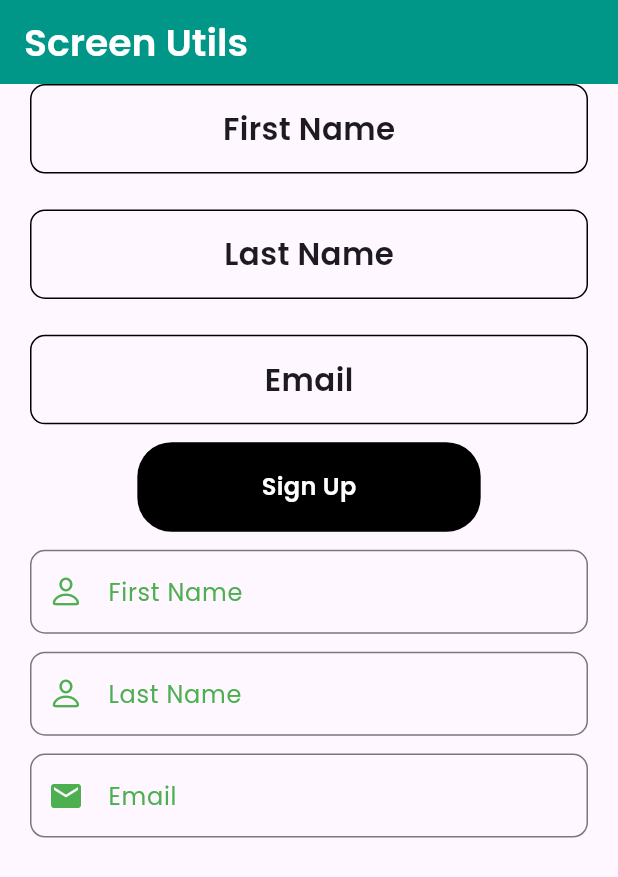
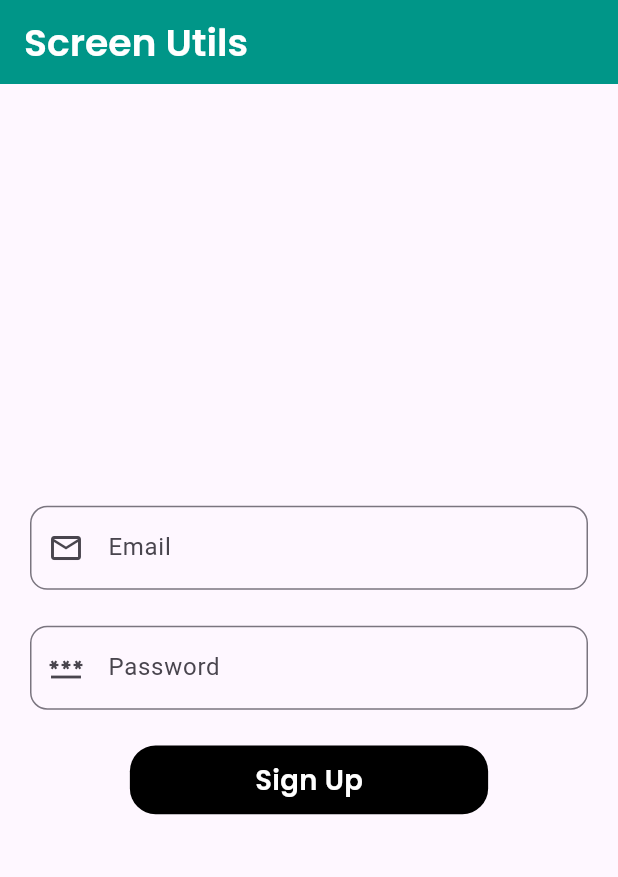
Before and after one commit to Malik399758/Firebase_testing_project, a Flutter app: the screen it shows after launch, on a phone screen of 412 x 824 dp. Shown: the top 877 px of the screen. Run offline on Flutter 3.47's test engine with Material 3 defaults, Android fonts, the phone set to English and light mode, and no system bars; our stand-ins replace cloud_firestore, firebase_auth, firebase_core, flutter_screenutil, flutter_spinkit, google_fonts; accounts and stored records are empty.

Commit message:
Create account with provider

```diff
--- /dev/null
+++ b/lib/controllers/provider/signup_provider.dart
@@ -0,0 +1,18 @@
+import 'package:firebase_auth/firebase_auth.dart';
+import 'package:firebase_core/firebase_core.dart';
+import 'package:flutter/cupertino.dart';
+
+class SignupProvider extends ChangeNotifier{
+
+  Future<void> signUpAccount(String email,String password)async{
+    try{
+      UserCredential user = await FirebaseAuth.instance.createUserWithEmailAndPassword(
+          email: email,
+          password: password);
+      print('Account Created');
+      print('User id ------------->${user.user!.uid}');
+    }on FirebaseAuthException catch (e){
+      print(e.message);
+    }
+  }
+}
--- a/lib/main.dart
+++ b/lib/main.dart
@@ -1,4 +1,5 @@
 import 'package:firebase_core/firebase_core.dart';
+import 'package:firebase_first_testing/controllers/provider/signup_provider.dart';
 import 'package:firebase_first_testing/views/screens/auth_module/home_screen.dart';
 import 'package:firebase_first_testing/views/screens/auth_module/sign_up2.dart';
 import 'package:firebase_first_testing/views/screens/chat_module/home_screen.dart';
@@ -6,6 +7,7 @@ import 'package:firebase_first_testing/views/screens/screen_utils/screen_utils_s
 import 'package:firebase_first_testing/views/screens/splash_screen/chat_splash_screen.dart';
 import 'package:flutter/material.dart';
 import 'package:flutter_screenutil/flutter_screenutil.dart';
+import 'package:provider/provider.dart';
 
 void main() async {
   WidgetsFlutterBinding.ensureInitialized();
@@ -23,7 +25,13 @@ void main() async {
     ),
   );*/
 
-  runApp(const MyApp());
+  runApp(
+    MultiProvider(providers: [
+      ChangeNotifierProvider(create: (context) => SignupProvider())
+    ],
+        child: MyApp()),
+    );
+
 }
 
 class MyApp extends StatelessWidget {
--- a/lib/views/screens/screen_utils/screen_utils_screen.dart
+++ b/lib/views/screens/screen_utils/screen_utils_screen.dart
@@ -1,8 +1,10 @@
+import 'package:firebase_first_testing/controllers/provider/signup_provider.dart';
 import 'package:firebase_first_testing/views/components/customize_textfield.dart';
 import 'package:flutter/cupertino.dart';
 import 'package:flutter/material.dart';
 import 'package:flutter_screenutil/flutter_screenutil.dart';
 import 'package:google_fonts/google_fonts.dart';
+import 'package:provider/provider.dart';
 
 class ScreenUtilsScreen extends StatefulWidget {
   const ScreenUtilsScreen({super.key});
@@ -12,6 +14,9 @@ class ScreenUtilsScreen extends StatefulWidget {
 }
 
 class _ScreenUtilsScreenState extends State<ScreenUtilsScreen> {
+  final _emailController = TextEditingController();
+  final _passwordController = TextEditingController();
+
   @override
   Widget build(BuildContext context) {
     return Scaffold(
@@ -21,10 +26,13 @@ class _ScreenUtilsScreenState extends State<ScreenUtilsScreen> {
       ),
       body: Padding(
         padding: const EdgeInsets.symmetric(horizontal: 20),
-        child: SingleChildScrollView(
-          child: Column(
+        child: Center(
+          child: Consumer<SignupProvider>(
+            builder: (context,value,child) {
+              return Column(
+                mainAxisAlignment: MainAxisAlignment.center,
                 children: [
-              Container(
+                  /* Container(
                   width: double.infinity,
                   height: 50.h,
                   decoration: BoxDecoration(
@@ -68,17 +76,64 @@ class _ScreenUtilsScreenState extends State<ScreenUtilsScreen> {
                     color: CupertinoColors.black
                   ),
                   child: Center(child: Text('Sign Up',style: GoogleFonts.poppins(fontSize: 14.sp,fontWeight: FontWeight.w600,color: Colors.white),)),
-              ),
+                ),*/
 
                   // Customize TextField
-              SizedBox(height: 10.h,),
+                  /* SizedBox(height: 10.h,),
                 CustomizeTextfield(hintText: 'Enter first Name', labelText: 'First Name', iconData: CupertinoIcons.person),
                 SizedBox(height: 10.h,),
                 CustomizeTextfield(hintText: 'Enter last Name', labelText: 'Last Name', iconData: CupertinoIcons.person),
                 SizedBox(height: 10.h,),
-              CustomizeTextfield(hintText: 'Enter your email', labelText: 'Email', iconData: Icons.email),
+                CustomizeTextfield(hintText: 'Enter your email', labelText: 'Email', iconData: Icons.email),*/
+
+                  TextFormField(
+                    keyboardType: TextInputType.emailAddress,
+                    controller: _emailController,
+                    decoration: InputDecoration(
+                        prefixIcon: Icon(Icons.email_outlined),
+                        hintText: 'Enter your email',
+                        label: Text('Email'),
+                        border: OutlineInputBorder(
+                          borderRadius: BorderRadius.circular(10.r),
+                        )
+                    ),
+                  ),
+                  SizedBox(height: 20.h,),
+                  TextFormField(
+                    keyboardType: TextInputType.visiblePassword,
+                    controller: _passwordController,
+                    decoration: InputDecoration(
+                        prefixIcon: Icon(Icons.password),
+                        hintText: 'Enter your password',
+                        label: Text('Password'),
+                        border: OutlineInputBorder(
+                          borderRadius: BorderRadius.circular(10.r),
+                        )
+                    ),
+                  ),
+                  SizedBox(height: 20.h,),
+                  GestureDetector(
+                    onTap: () async{
+                     await value.signUpAccount(_emailController.text, _passwordController.text);
+                    },
+                    child: Container(
+                      width: 200.h,
+                      height: 40.w,
+                      decoration: BoxDecoration(
+                          borderRadius: BorderRadius.circular(15.r),
+                          color: CupertinoColors.black
+                      ),
+                      child: Center(child: Text('Sign Up', style: GoogleFonts
+                          .poppins(fontSize: 16.sp,
+                          fontWeight: FontWeight.w600,
+                          color: Colors.white),)),
+                    ),
+                  )
+
 
                 ],
+              );
+            }
           ),
         ),
       ),
--- a/pubspec.yaml
+++ b/pubspec.yaml
@@ -42,6 +42,7 @@ dependencies:
   firebase_storage: ^12.4.4
   flutter_spinkit: ^5.2.1
   flutter_screenutil: ^5.9.3
+  provider: ^6.1.2
 
 dev_dependencies:
   flutter_test:
```
Also changed, not shown: pubspec.lock. Lines whose indentation alone changed are shown as unchanged.
